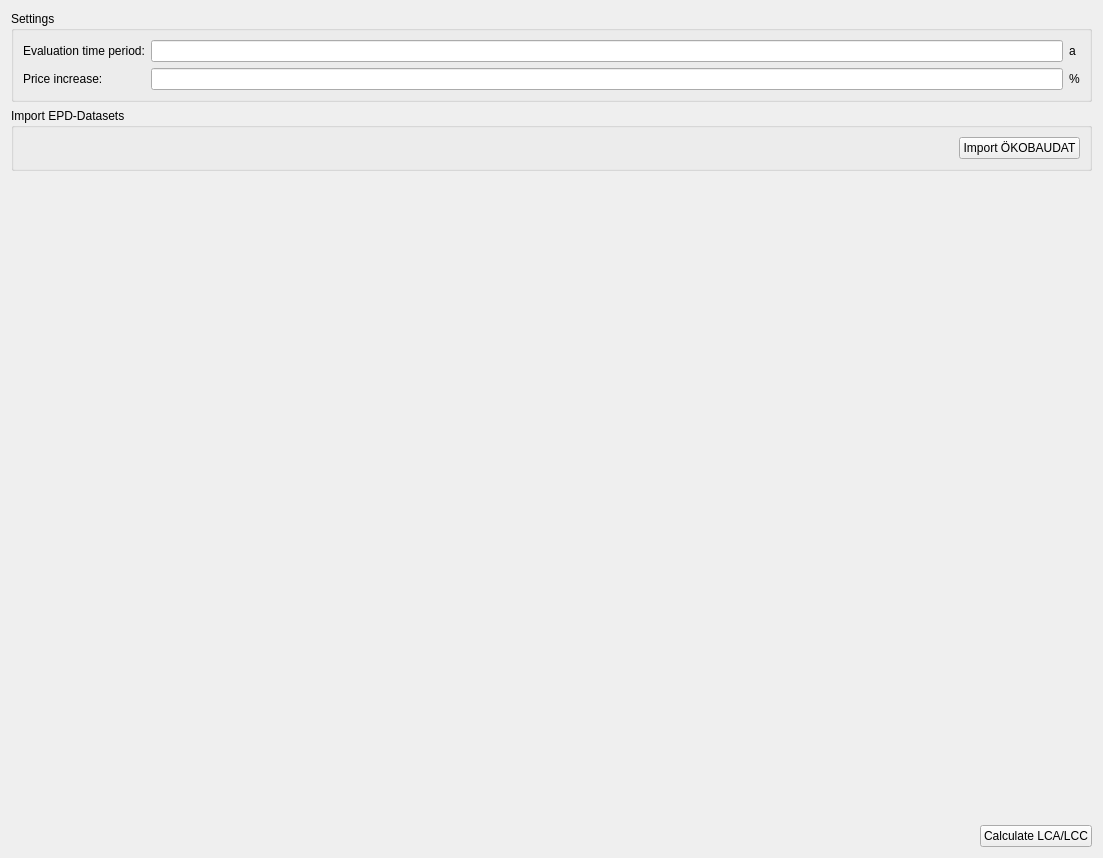
This is SIM-VICUS/src/SVSimulationLCAOptions.ui in ghorwin/SIM-VICUS as Qt 5 draws it before an edit. The edited form follows.
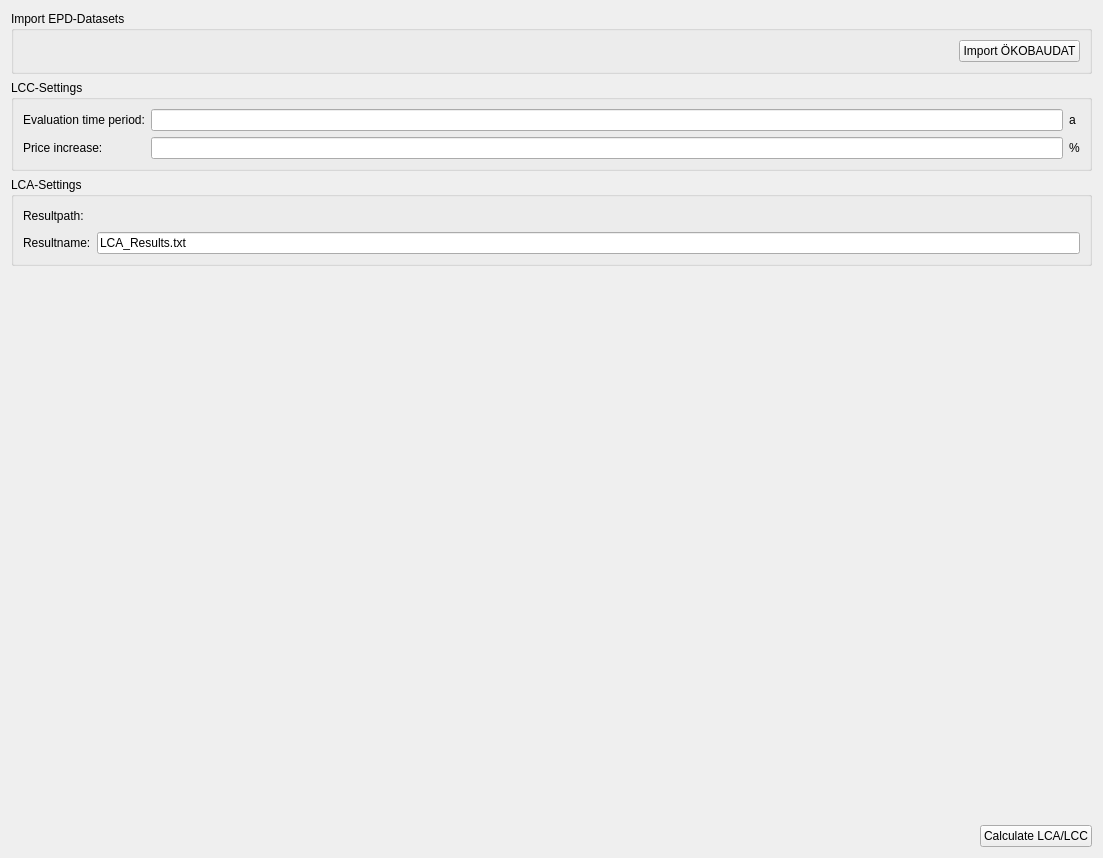
This is the edited form. Custom widgets are drawn as their Qt base class.

What changed in the file:
```diff
--- a/SIM-VICUS/src/SVSimulationLCAOptions.ui
+++ b/SIM-VICUS/src/SVSimulationLCAOptions.ui
@@ -13,70 +13,11 @@
   <property name="windowTitle">
    <string>Form</string>
   </property>
-  <layout class="QGridLayout" name="gridLayout_3">
-   <item row="3" column="1">
-    <widget class="QPushButton" name="pushButtonLcaLcc">
-     <property name="text">
-      <string>Calculate LCA/LCC</string>
-     </property>
-    </widget>
-   </item>
-   <item row="3" column="0">
-    <spacer name="horizontalSpacer">
-     <property name="orientation">
-      <enum>Qt::Horizontal</enum>
-     </property>
-     <property name="sizeHint" stdset="0">
-      <size>
-       <width>40</width>
-       <height>20</height>
-      </size>
-     </property>
-    </spacer>
-   </item>
-   <item row="2" column="0" colspan="2">
-    <spacer name="verticalSpacer">
-     <property name="orientation">
-      <enum>Qt::Vertical</enum>
-     </property>
-     <property name="sizeHint" stdset="0">
-      <size>
-       <width>20</width>
-       <height>40</height>
-      </size>
-     </property>
-    </spacer>
-   </item>
+  <layout class="QGridLayout" name="gridLayout_4">
    <item row="1" column="0" colspan="2">
-    <widget class="QGroupBox" name="groupBox_2">
-     <property name="title">
-      <string>Import EPD-Datasets</string>
-     </property>
-     <layout class="QGridLayout" name="gridLayout_2" columnstretch="1,0" columnminimumwidth="0,0">
-      <item row="0" column="0">
-       <widget class="QtExt::BrowseFilenameWidget" name="filepathOekoBauDat" native="true">
-        <property name="minimumSize">
-         <size>
-          <width>0</width>
-          <height>20</height>
-         </size>
-        </property>
-       </widget>
-      </item>
-      <item row="0" column="1">
-       <widget class="QPushButton" name="pushButtonImportOkoebaudat">
-        <property name="text">
-         <string>Import ÖKOBAUDAT</string>
-        </property>
-       </widget>
-      </item>
-     </layout>
-    </widget>
-   </item>
-   <item row="0" column="0" colspan="2">
     <widget class="QGroupBox" name="groupBox">
      <property name="title">
-      <string>Settings</string>
+      <string>LCC-Settings</string>
      </property>
      <layout class="QGridLayout" name="gridLayout">
       <item row="0" column="0">
@@ -116,6 +57,105 @@
      </layout>
     </widget>
    </item>
+   <item row="3" column="0" colspan="2">
+    <widget class="QGroupBox" name="groupBox_3">
+     <property name="title">
+      <string>LCA-Settings</string>
+     </property>
+     <layout class="QGridLayout" name="gridLayout_3" columnstretch="0,1">
+      <item row="0" column="0">
+       <widget class="QLabel" name="label_5">
+        <property name="text">
+         <string>Resultpath:</string>
+        </property>
+       </widget>
+      </item>
+      <item row="0" column="1">
+       <widget class="QtExt::BrowseFilenameWidget" name="filepathResults" native="true">
+        <property name="minimumSize">
+         <size>
+          <width>0</width>
+          <height>20</height>
+         </size>
+        </property>
+       </widget>
+      </item>
+      <item row="1" column="0">
+       <widget class="QLabel" name="label_6">
+        <property name="text">
+         <string>Resultname:</string>
+        </property>
+       </widget>
+      </item>
+      <item row="1" column="1">
+       <widget class="QLineEdit" name="lineEditResultName">
+        <property name="text">
+         <string>LCA_Results.txt</string>
+        </property>
+       </widget>
+      </item>
+     </layout>
+    </widget>
+   </item>
+   <item row="5" column="0">
+    <spacer name="horizontalSpacer">
+     <property name="orientation">
+      <enum>Qt::Horizontal</enum>
+     </property>
+     <property name="sizeHint" stdset="0">
+      <size>
+       <width>40</width>
+       <height>20</height>
+      </size>
+     </property>
+    </spacer>
+   </item>
+   <item row="4" column="0">
+    <spacer name="verticalSpacer">
+     <property name="orientation">
+      <enum>Qt::Vertical</enum>
+     </property>
+     <property name="sizeHint" stdset="0">
+      <size>
+       <width>20</width>
+       <height>40</height>
+      </size>
+     </property>
+    </spacer>
+   </item>
+   <item row="5" column="1">
+    <widget class="QPushButton" name="pushButtonLcaLcc">
+     <property name="text">
+      <string>Calculate LCA/LCC</string>
+     </property>
+    </widget>
+   </item>
+   <item row="0" column="0" colspan="2">
+    <widget class="QGroupBox" name="groupBox_2">
+     <property name="title">
+      <string>Import EPD-Datasets</string>
+     </property>
+     <layout class="QGridLayout" name="gridLayout_2" columnstretch="1,0" columnminimumwidth="0,0">
+      <item row="0" column="0">
+       <widget class="QtExt::BrowseFilenameWidget" name="filepathOekoBauDat" native="true">
+        <property name="minimumSize">
+         <size>
+          <width>0</width>
+          <height>20</height>
+         </size>
+        </property>
+       </widget>
+      </item>
+      <item row="0" column="1">
+       <widget class="QPushButton" name="pushButtonImportOkoebaudat">
+        <property name="text">
+         <string>Import ÖKOBAUDAT</string>
+        </property>
+       </widget>
+      </item>
+     </layout>
+    </widget>
+   </item>
   </layout>
  </widget>
  <customwidgets>
```
